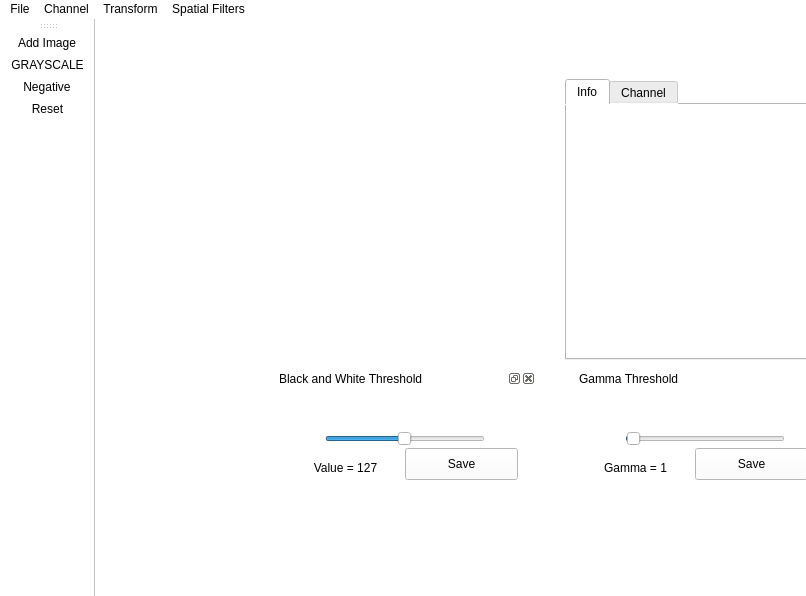
Before: the Qt Designer form viewer.ui in gcmillora/PyQT-Image-Processing, drawn with Qt 5.
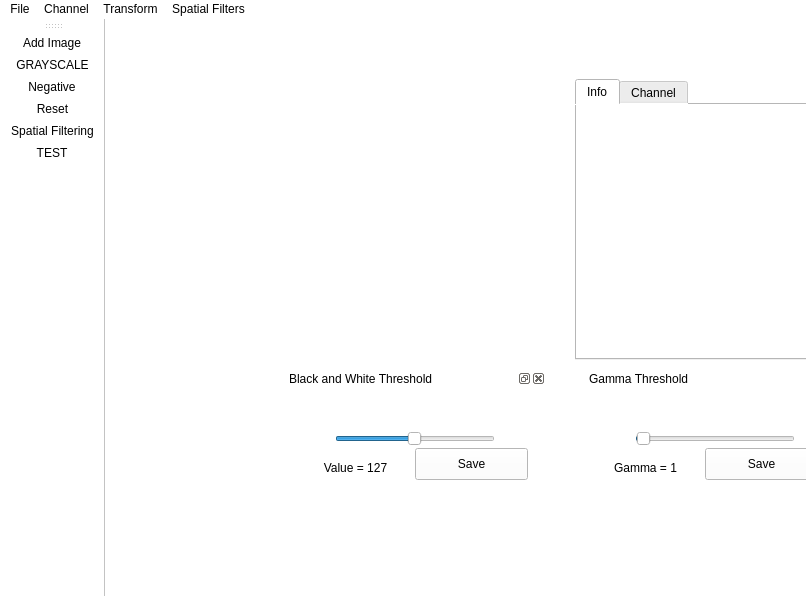
After: the same form once the commit is applied. Icons and pictures are not drawn.

Patch:
```diff
--- a/viewer.ui
+++ b/viewer.ui
@@ -280,12 +280,14 @@
     <enum>LeftToolBarArea</enum>
    </attribute>
    <attribute name="toolBarBreak">
-    <bool>false</bool>
+    <bool>true</bool>
    </attribute>
    <addaction name="actionAdd_Image"/>
    <addaction name="grayscaleTool"/>
    <addaction name="tfNegative"/>
    <addaction name="reset"/>
+   <addaction name="spatial_filtering"/>
+   <addaction name="test"/>
   </widget>
   <widget class="QMenuBar" name="menuBar">
    <property name="geometry">
@@ -453,6 +455,16 @@
     <string>Sobel Gradient</string>
    </property>
   </action>
+  <action name="spatial_filtering">
+   <property name="text">
+    <string>Spatial Filtering</string>
+   </property>
+  </action>
+  <action name="test">
+   <property name="text">
+    <string>TEST</string>
+   </property>
+  </action>
  </widget>
  <resources/>
  <connections/>
```
Left out of the diff: 2 changed lines with no effect on the pictures.
